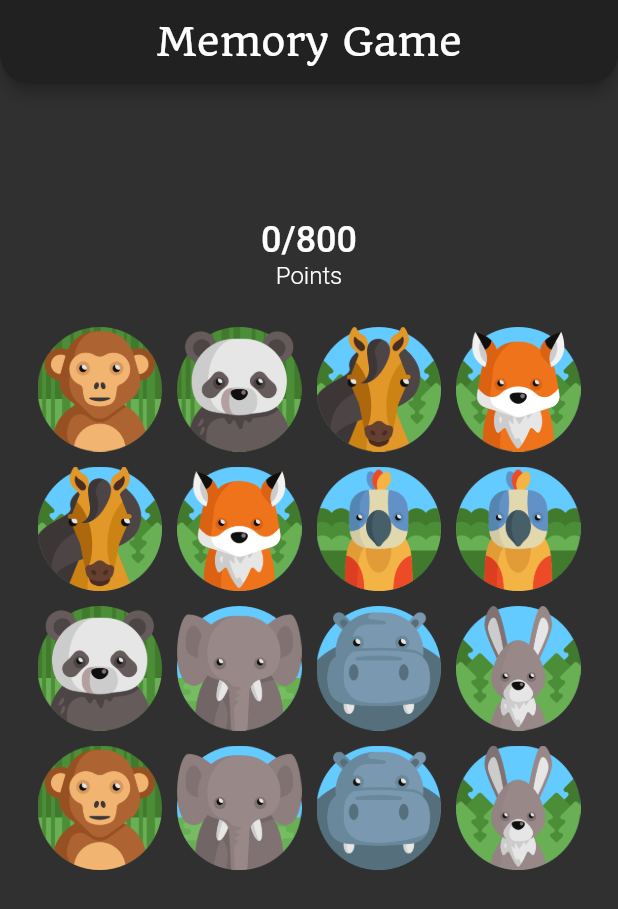
After one commit to Murali-jha/neurotrainer, a Flutter app: the MemoryGame screen opened directly, on a phone screen of 412 x 824 dp. The commit adds this screen. Shown: the top 909 px of the screen. Run offline on Flutter 3.47's test engine with Material 2 defaults, Android fonts, the light colour scheme and no system bars; our stand-ins replace assets_audio_player, flutter_spinkit, share; missing offline and left inert: launch_review; network calls fail; project files that could hold a hidden picture were left out.

Commit message:
Memory Game Added

```diff
--- /dev/null
+++ b/lib/data/data.dart
@@ -0,0 +1,149 @@
+import 'package:stroop_test/models/TileModel.dart';
+
+String selectedTile = "";
+int selectedIndex ;
+bool selected = true;
+int points = 0;
+
+List<TileModel> myPairs = new List<TileModel>();
+List<bool> clicked = new List<bool>();
+
+List<bool> getClicked(){
+
+  List<bool> yoClicked = new List<bool>();
+  List<TileModel> myairs = new List<TileModel>();
+  myairs = getPairs();
+  for(int i=0;i<myairs.length;i++){
+    yoClicked[i] = false;
+  }
+
+  return yoClicked;
+}
+
+List<TileModel>  getPairs(){
+
+  List<TileModel> pairs = new List<TileModel>();
+
+  TileModel tileModel = new TileModel();
+
+  //1
+  tileModel.setImageAssetPath("assets/fox.png");
+  tileModel.setIsSelected(false);
+  pairs.add(tileModel);
+  pairs.add(tileModel);
+  tileModel = new TileModel();
+
+  //2
+  tileModel.setImageAssetPath("assets/hippo.png");
+  tileModel.setIsSelected(false);
+  pairs.add(tileModel);
+  pairs.add(tileModel);
+  tileModel = new TileModel();
+
+  //3
+  tileModel.setImageAssetPath("assets/horse.png");
+  tileModel.setIsSelected(false);
+  pairs.add(tileModel);
+  pairs.add(tileModel);
+  tileModel = new TileModel();
+
+  //4
+  tileModel.setImageAssetPath("assets/monkey.png");
+  tileModel.setIsSelected(false);
+  pairs.add(tileModel);
+  pairs.add(tileModel);
+  tileModel = new TileModel();
+  //5
+  tileModel.setImageAssetPath("assets/panda.png");
+  tileModel.setIsSelected(false);
+  pairs.add(tileModel);
+  pairs.add(tileModel);
+  tileModel = new TileModel();
+
+  //6
+  tileModel.setImageAssetPath("assets/parrot.png");
+  tileModel.setIsSelected(false);
+  pairs.add(tileModel);
+  pairs.add(tileModel);
+  tileModel = new TileModel();
+
+  //7
+  tileModel.setImageAssetPath("assets/rabbit.png");
+  tileModel.setIsSelected(false);
+  pairs.add(tileModel);
+  pairs.add(tileModel);
+  tileModel = new TileModel();
+
+  //8
+  tileModel.setImageAssetPath("assets/zoo.png");
+  tileModel.setIsSelected(false);
+  pairs.add(tileModel);
+  pairs.add(tileModel);
+  tileModel = new TileModel();
+
+  return pairs;
+}
+
+List<TileModel>  getQuestionPairs(){
+
+  List<TileModel> pairs = new List<TileModel>();
+
+  TileModel tileModel = new TileModel();
+
+  //1
+  tileModel.setImageAssetPath("assets/question.png");
+  tileModel.setIsSelected(false);
+  pairs.add(tileModel);
+  pairs.add(tileModel);
+  tileModel = new TileModel();
+
+  //2
+  tileModel.setImageAssetPath("assets/question.png");
+  tileModel.setIsSelected(false);
+  pairs.add(tileModel);
+  pairs.add(tileModel);
+  tileModel = new TileModel();
+
+  //3
+  tileModel.setImageAssetPath("assets/question.png");
+  tileModel.setIsSelected(false);
+  pairs.add(tileModel);
+  pairs.add(tileModel);
+  tileModel = new TileModel();
+
+  //4
+  tileModel.setImageAssetPath("assets/question.png");
+  tileModel.setIsSelected(false);
+  pairs.add(tileModel);
+  pairs.add(tileModel);
+  tileModel = new TileModel();
+  //5
+  tileModel.setImageAssetPath("assets/question.png");
+  tileModel.setIsSelected(false);
+  pairs.add(tileModel);
+  pairs.add(tileModel);
+  tileModel = new TileModel();
+
+  //6
+  tileModel.setImageAssetPath("assets/question.png");
+  tileModel.setIsSelected(false);
+  pairs.add(tileModel);
+  pairs.add(tileModel);
+  tileModel = new TileModel();
+
+  //7
+  tileModel.setImageAssetPath("assets/question.png");
+  tileModel.setIsSelected(false);
+  pairs.add(tileModel);
+  pairs.add(tileModel);
+  tileModel = new TileModel();
+
+  //8
+  tileModel.setImageAssetPath("assets/question.png");
+  tileModel.setIsSelected(false);
+  pairs.add(tileModel);
+  pairs.add(tileModel);
+  tileModel = new TileModel();
+
+  return pairs;
+}
--- a/lib/drawer.dart
+++ b/lib/drawer.dart
@@ -1,6 +1,7 @@
 import 'package:flutter/material.dart';
 import 'package:launch_review/launch_review.dart';
 import 'package:share/share.dart';
+import 'package:stroop_test/memorygame.dart';
 import 'package:stroop_test/programming.dart';
 
 import 'commonSplash.dart';
@@ -86,7 +87,7 @@ class _DrawerAppState extends State<DrawerApp> {
                 onTap: () {
                   Navigator.pushReplacement(context,
                       MaterialPageRoute(builder: (context) {
-                        return splashCommon(langname: "Memory");
+                        return MemoryGame();
                       }));
                 },
                 leading: CircleAvatar(
--- /dev/null
+++ b/lib/memorygame.dart
@@ -0,0 +1,314 @@
+import 'package:assets_audio_player/assets_audio_player.dart';
+import 'package:flutter/material.dart';
+import 'package:launch_review/launch_review.dart';
+import 'package:stroop_test/home.dart';
+
+import 'data/data.dart';
+import 'models/TileModel.dart';
+
+class MemoryGame extends StatefulWidget {
+  @override
+  _MemoryGameState createState() => _MemoryGameState();
+}
+
+class _MemoryGameState extends State<MemoryGame> {
+  List<TileModel> gridViewTiles = new List<TileModel>();
+  List<TileModel> questionPairs = new List<TileModel>();
+
+  @override
+  void initState() {
+    // TODO: implement initState
+    super.initState();
+    reStart();
+  }
+  void reStart() {
+
+    myPairs = getPairs();
+    myPairs.shuffle();
+
+    gridViewTiles = myPairs;
+    Future.delayed(const Duration(seconds: 5), () {
+// Here you can write your code
+      setState(() {
+        print("2 seconds done");
+        // Here you can write your code for open new view
+        questionPairs = getQuestionPairs();
+        gridViewTiles = questionPairs;
+        selected = false;
+      });
+    });
+  }
+
+
+  @override
+  Widget build(BuildContext context) {
+    return WillPopScope(
+      onWillPop: (){
+        return showDialog(
+            context: context,
+            builder: (context){
+              return AlertDialog(
+                title: Text(
+                  "Warning",
+                  style: TextStyle(color: Colors.red,fontWeight: FontWeight.bold),
+                ),
+                content: Text(
+                    "You Can't Go Back At This Stage.You may loose your achievements"
+                ),
+                actions: [
+                  FlatButton(
+                      color: Colors.red,
+                      onPressed: (){
+                        Navigator.of(context).pushAndRemoveUntil(MaterialPageRoute(builder: (context) =>
+                            homepage(i: 1)), (Route<dynamic> route) => false);
+                      },
+                      child: Text("Quit!",style: TextStyle(fontSize: 15.0),)
+                  ),
+                  FlatButton(
+                      color: Colors.green,
+                      onPressed: (){
+                        Navigator.of(context).pop();
+                      },
+                      child: Text("Cool",style: TextStyle(fontSize: 15.0),)
+                  )
+                ],
+              );
+            }
+        );
+      },
+      child: Scaffold(
+        appBar: AppBar(
+          centerTitle: true,
+          shape: RoundedRectangleBorder(
+            borderRadius: BorderRadius.vertical(
+              bottom: Radius.circular(20),
+            ),
+          ),
+          title: Text("Memory Game",style: TextStyle(fontFamily: "Quando",fontSize: 26.0),),
+        ),
+        body: SingleChildScrollView(
+          child: Container(
+            padding: EdgeInsets.symmetric(horizontal: 20, vertical: 50),
+            child: Column(
+              children: <Widget>[
+                SizedBox(
+                  height: 40,
+                ),
+                points != 800 ? Column(
+                  crossAxisAlignment: CrossAxisAlignment.center,
+                  children: <Widget>[
+                    Text(
+                      "$points/800",
+                      style: TextStyle(
+                          fontSize: 24, fontWeight: FontWeight.w500),
+                    ),
+                    Text(
+                      "Points",
+                      textAlign: TextAlign.start,
+                      style: TextStyle(
+                          fontSize: 16, fontWeight: FontWeight.w300),
+                    ),
+                  ],
+                ) : Container(),
+                SizedBox(
+                  height: 20,
+                ),
+                points != 800 ? GridView(
+                  shrinkWrap: true,
+                  //physics: ClampingScrollPhysics(),
+                  scrollDirection: Axis.vertical,
+                  gridDelegate: SliverGridDelegateWithMaxCrossAxisExtent(
+                      mainAxisSpacing: 0.0, maxCrossAxisExtent: 100.0),
+                  children: List.generate(gridViewTiles.length, (index) {
+                    return Tile(
+                      imagePathUrl: gridViewTiles[index].getImageAssetPath(),
+                      tileIndex: index,
+                      parent: this,
+                    );
+                  }),
+                ) : Container(
+                    child: Column(
+                      children: <Widget>[
+                        GestureDetector(
+                          onTap: (){
+                            setState(() {
+                              points = 0;
+                              reStart();
+                            });
+                          },
+                          child: Container(
+                            height: 50,
+                            width: 200,
+                            alignment: Alignment.center,
+                            decoration: BoxDecoration(
+                              color: Colors.blue,
+                              borderRadius: BorderRadius.circular(24),
+                            ),
+                            child: Text("Replay", style: TextStyle(
+                                color: Colors.white,
+                                fontSize: 17,
+                                fontWeight: FontWeight.w500
+                            ),),
+                          ),
+                        ),
+                        SizedBox(height: 20,),
+                        GestureDetector(
+                          onTap: (){
+                            // TODO
+                            Navigator.of(context).pushAndRemoveUntil(MaterialPageRoute(builder: (context) =>
+                                homepage(i: 1)), (Route<dynamic> route) => false);
+                          },
+                          child: Container(
+                            height: 50,
+                            width: 200,
+                            alignment: Alignment.center,
+                            decoration: BoxDecoration(
+                              border: Border.all(
+                                  color: Colors.blue,
+                                  width: 2
+                              ),
+                              borderRadius: BorderRadius.circular(24),
+                            ),
+                            child: Text("Back", style: TextStyle(
+                                color: Colors.blue,
+                                fontSize: 17,
+                                fontWeight: FontWeight.w500
+                            ),),
+                          ),
+                        ),
+                        SizedBox(height: 20,),
+                        GestureDetector(
+                          onTap: (){
+                            // TODO
+                            return LaunchReview.launch(
+                              androidAppId: "com.muralijha.neuro_trainer",
+                            );
+                          },
+                          child: Container(
+                            height: 50,
+                            width: 200,
+                            alignment: Alignment.center,
+                            decoration: BoxDecoration(
+                              border: Border.all(
+                                  color: Colors.blue,
+                                  width: 2
+                              ),
+                              borderRadius: BorderRadius.circular(24),
+                            ),
+                            child: Text("Rate Us", style: TextStyle(
+                                color: Colors.blue,
+                                fontSize: 17,
+                                fontWeight: FontWeight.w500
+                            ),),
+                          ),
+                        ),
+                      ],
+                    )
+                )
+              ],
+            ),
+          ),
+        ),
+      ),
+    );
+  }
+}
+
+class Tile extends StatefulWidget {
+  String imagePathUrl;
+  int tileIndex;
+  _MemoryGameState parent;
+
+  Tile({this.imagePathUrl, this.tileIndex, this.parent});
+
+  @override
+  _TileState createState() => _TileState();
+}
+
+class _TileState extends State<Tile> {
+  final audioPlayerCorrect = AssetsAudioPlayer();
+  final audioPlayerWrong = AssetsAudioPlayer();
+  @override
+  Widget build(BuildContext context) {
+    return GestureDetector(
+      onTap: () {
+        if (!selected) {
+          setState(() {
+            myPairs[widget.tileIndex].setIsSelected(true);
+          });
+          if (selectedTile != "") {
+            /// testing if the selected tiles are same
+
+            if (selectedTile == myPairs[widget.tileIndex].getImageAssetPath()) {
+              setState(() {
+                audioPlayerCorrect.open(
+                  Audio("audios/correctmusic.mp3"),
+                );
+              });
+              print("add point");
+              points = points + 100;
+              print(selectedTile + " thishis" + widget.imagePathUrl);
+
+              TileModel tileModel = new TileModel();
+              print(widget.tileIndex);
+              selected = true;
+              Future.delayed(const Duration(seconds: 1), () {
+                tileModel.setImageAssetPath("");
+                myPairs[widget.tileIndex] = tileModel;
+                print(selectedIndex);
+                myPairs[selectedIndex] = tileModel;
+                this.widget.parent.setState(() {});
+                setState(() {
+                  selected = false;
+                });
+                selectedTile = "";
+              });
+            } else {
+              setState(() {
+                audioPlayerWrong.open(
+                  Audio("audios/wrongmusic.mp3"),
+                );
+              });
+              print(selectedTile +
+                  " thishis " +
+                  myPairs[widget.tileIndex].getImageAssetPath());
+              print("wrong choice");
+              print(widget.tileIndex);
+              print(selectedIndex);
+              selected = true;
+              Future.delayed(const Duration(seconds: 1), () {
+                this.widget.parent.setState(() {
+                  myPairs[widget.tileIndex].setIsSelected(false);
+                  myPairs[selectedIndex].setIsSelected(false);
+                });
+                setState(() {
+                  selected = false;
+                });
+              });
+
+              selectedTile = "";
+            }
+          } else {
+            setState(() {
+              selectedTile = myPairs[widget.tileIndex].getImageAssetPath();
+              selectedIndex = widget.tileIndex;
+            });
+
+            print(selectedTile);
+            print(selectedIndex);
+          }
+        }
+      },
+      child: Container(
+        margin: EdgeInsets.all(5),
+        child: myPairs[widget.tileIndex].getImageAssetPath() != ""
+            ? Image.asset(myPairs[widget.tileIndex].getIsSelected()
+            ? myPairs[widget.tileIndex].getImageAssetPath()
+            : widget.imagePathUrl)
+            : Container(
+          child: Image.asset("assets/correct.png"),
+        ),
+      ),
+    );
+  }
+}
--- /dev/null
+++ b/lib/models/TileModel.dart
@@ -0,0 +1,23 @@
+class TileModel{
+
+  String imageAssetPath;
+  bool isSelected;
+
+  TileModel({this.imageAssetPath, this.isSelected});
+
+  void setImageAssetPath(String getImageAssetPath){
+    imageAssetPath = getImageAssetPath;
+  }
+
+  String getImageAssetPath(){
+    return imageAssetPath;
+  }
+
+  void setIsSelected(bool getIsSelected){
+    isSelected = getIsSelected;
+  }
+
+  bool getIsSelected(){
+    return isSelected;
+  }
+}
--- a/lib/quizpage.dart
+++ b/lib/quizpage.dart
@@ -204,7 +204,7 @@ class _quizpageState extends State<quizpage> {
       if(isButtonEnabled==true){
         colorToShow = wrong;
         setState(() {
-          audioPlayerCorrect.open(
+          audioPlayerWrong.open(
             Audio("audios/wrongmusic.mp3"),
           );
           isButtonEnabled = false;
```
Also changed, not shown: assets/correct.png (added), assets/fox.png (added), assets/hippo.png (added), assets/horse.png (added), assets/monkey.png (added), assets/panda.png (added), assets/parrot.png (added), assets/question.png (added), assets/rabbit.png (added), assets/zoo.png (added).
